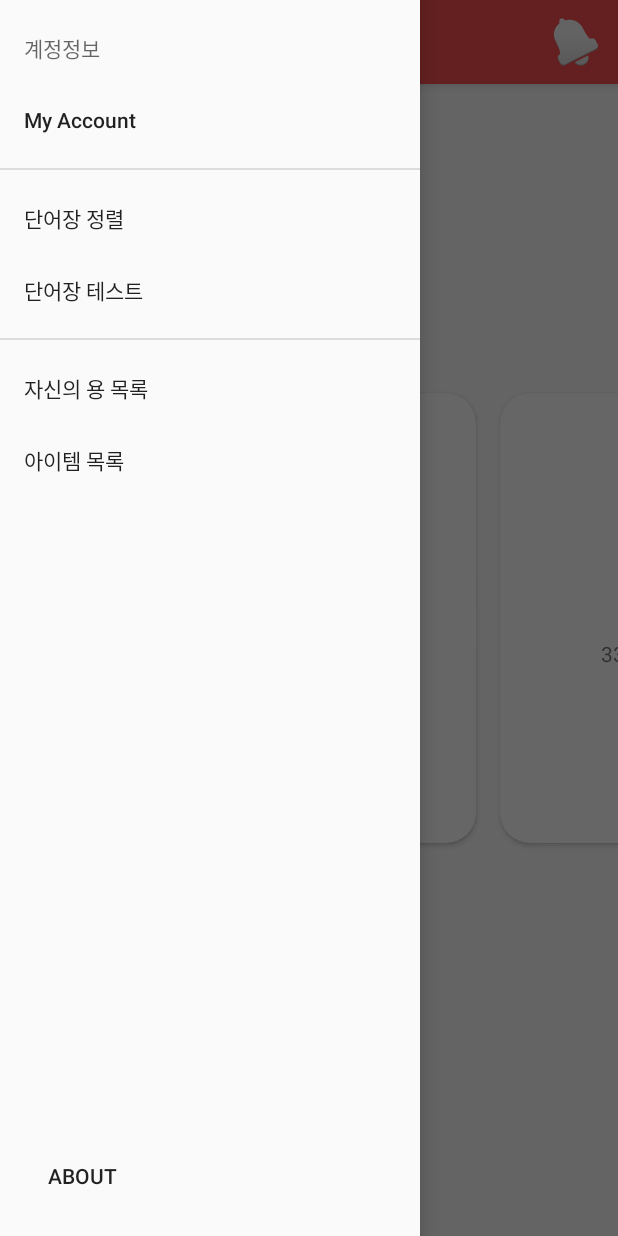
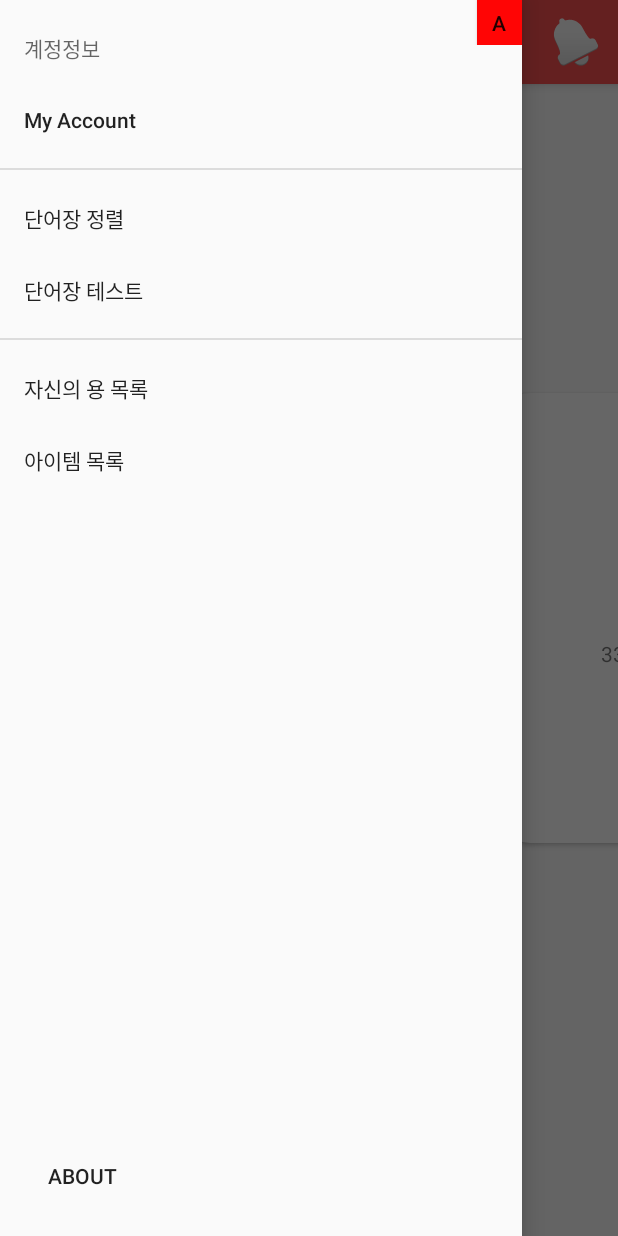
Before and after one commit to chuseok/FinalAndroid01, an Android app: the MainActivity screen opened directly, with no data from a screen before it, with the side drawer open, on a phone screen of 412 x 824 dp. Run offline under Robolectric (Android 15) with nearby library versions, the phone set to English and light mode, and no system bars.

Commit message:
navigation view setting 버튼 생성

```diff
--- a/LoginTest/app/src/main/java/com/example/logintest/LoginActivity.java
+++ b/LoginTest/app/src/main/java/com/example/logintest/LoginActivity.java
@@ -46,9 +46,9 @@ public class LoginActivity extends AppCompatActivity {
         }
 
         progressBar = findViewById(R.id.progressBar);
-        userId = findViewById(R.id.userId);
-        userPwd = findViewById(R.id.userPwd);
-        loginBtn = findViewById(R.id.loginButton);
+        userId = findViewById(R.id.activity_login_et_userId);
+        userPwd = findViewById(R.id.activity_login_et_userPwd);
+        loginBtn = findViewById(R.id.activity_login_bt_loginBtn);
         registerTextView = findViewById(R.id.registerTextView);
         progressBar.setVisibility(View.GONE);
         loginBtn.setOnClickListener(new View.OnClickListener() {
--- a/LoginTest/app/src/main/java/com/example/logintest/MainActivity.java
+++ b/LoginTest/app/src/main/java/com/example/logintest/MainActivity.java
@@ -11,6 +11,8 @@ import androidx.viewpager.widget.ViewPager;
 import android.os.Bundle;
 import android.view.Menu;
 import android.view.MenuItem;
+import android.view.View;
+import android.widget.Button;
 import android.widget.Toast;
 
 import com.example.logintest.adapter.CardViewAdapter;
@@ -36,7 +38,7 @@ public class MainActivity extends AppCompatActivity {
         super.onCreate(savedInstanceState);
         setContentView(R.layout.activity_main);
 
-        Toolbar toolbar = findViewById(R.id.toolbar);
+        Toolbar toolbar = findViewById(R.id.activity_main_toolbar);
         setSupportActionBar(toolbar);
         drawer = (DrawerLayout)findViewById(R.id.drawer_layout);
         toggle = new ActionBarDrawerToggle(this, drawer, toolbar, R.string.Open, R.string.Close);
@@ -44,7 +46,8 @@ public class MainActivity extends AppCompatActivity {
         toggle.syncState();
         //getSupportActionBar().setDisplayHomeAsUpEnabled(true);
 
-        leftNavigationView = (NavigationView)findViewById(R.id.nav_view_left);
+
+        leftNavigationView = (NavigationView)findViewById(R.id.activity_main_nav_view_left);
         leftNavigationView.setNavigationItemSelectedListener(new NavigationView.OnNavigationItemSelectedListener() {
 
             @Override
@@ -67,7 +70,8 @@ public class MainActivity extends AppCompatActivity {
             }
         });
 
-        rightNavigationView = findViewById(R.id.nav_view_right);
+
+        rightNavigationView = findViewById(R.id.activity_main_nav_view_right);
         rightNavigationView.setNavigationItemSelectedListener(new NavigationView.OnNavigationItemSelectedListener() {
             @Override
             public boolean onNavigationItemSelected(@NonNull MenuItem item) {
@@ -97,7 +101,7 @@ public class MainActivity extends AppCompatActivity {
         models.add(new Model(R.drawable.ic_launcher_background,"4444","555555555555"));
 
         adapter = new CardViewAdapter(models,this);
-        viewPager = findViewById(R.id.viewPager);
+        viewPager = findViewById(R.id.activity_main_viewPager);
         viewPager.setAdapter(adapter);
         viewPager.setPadding(130,0,130,0);
 
--- a/LoginTest/app/src/main/java/com/example/logintest/WordDetailActivity.java
+++ b/LoginTest/app/src/main/java/com/example/logintest/WordDetailActivity.java
@@ -19,7 +19,7 @@ public class WordDetailActivity extends AppCompatActivity{
         String title = intent.getExtras().getString("param");
         tx.setText(title);
 
-        Toolbar toolbar = findViewById(R.id.toolbar);
+        Toolbar toolbar = findViewById(R.id.activity_main_toolbar);
         setSupportActionBar(toolbar);
     }
 }
--- a/LoginTest/app/src/main/res/layout/activity_main.xml
+++ b/LoginTest/app/src/main/res/layout/activity_main.xml
@@ -13,13 +13,33 @@
         layout="@layout/app_bar_main"
         android:layout_width="match_parent"
         android:layout_height="match_parent" />
+
     <com.google.android.material.navigation.NavigationView
-        android:id="@+id/nav_view_left"
-        android:layout_width="wrap_content"
+        android:id="@+id/activity_main_nav_view_left"
+        android:layout_width="match_parent"
         android:layout_height="match_parent"
         android:layout_gravity="start"
         android:clipToPadding="false"
         app:menu="@menu/navigation_menu">
+
+        <LinearLayout
+            android:layout_width="match_parent"
+            android:layout_height="wrap_content"
+            android:layout_gravity="right"
+            android:orientation="horizontal">
+            <View
+                android:layout_width="0dp"
+                android:layout_height="0dp"
+                android:layout_weight="1" />
+
+            <androidx.appcompat.widget.AppCompatButton
+                android:layout_width="30dp"
+                android:layout_height="30dp"
+                android:layout_alignParentRight="true"
+                android:layout_gravity="start"
+                android:background="#FF0505"
+                android:text="a" />
+        </LinearLayout>
 
         <LinearLayout
             android:layout_width="match_parent"
@@ -37,7 +57,7 @@
 
     </com.google.android.material.navigation.NavigationView>
     <com.google.android.material.navigation.NavigationView
-        android:id="@+id/nav_view_right"
+        android:id="@+id/activity_main_nav_view_right"
         android:layout_width="wrap_content"
         android:layout_height="match_parent"
         android:layout_gravity="end"
--- a/LoginTest/app/src/main/res/layout/activity_worddetail.xml
+++ b/LoginTest/app/src/main/res/layout/activity_worddetail.xml
@@ -12,7 +12,7 @@
         android:layout_height="?attr/actionBarSize"
         android:theme="@style/AppTheme.AppBarOverlay">
         <androidx.appcompat.widget.Toolbar
-            android:id="@+id/toolbar"
+            android:id="@+id/activity_main_toolbar"
             android:layout_width="match_parent"
             android:layout_height="wrap_content"
             android:background="?attr/colorPrimary"/>
--- a/LoginTest/app/src/main/res/layout/app_bar_main.xml
+++ b/LoginTest/app/src/main/res/layout/app_bar_main.xml
@@ -13,7 +13,7 @@
         android:theme="@style/AppTheme.AppBarOverlay">
 
         <androidx.appcompat.widget.Toolbar
-            android:id="@+id/toolbar"
+            android:id="@+id/activity_main_toolbar"
             android:layout_width="match_parent"
             android:layout_height="wrap_content"
             android:background="?attr/colorPrimary"
--- a/LoginTest/app/src/main/res/layout/content_main.xml
+++ b/LoginTest/app/src/main/res/layout/content_main.xml
@@ -6,7 +6,7 @@
     android:layout_height="match_parent"
     tools:context=".MainActivity">
     <androidx.viewpager.widget.ViewPager
-        android:id="@+id/viewPager"
+        android:id="@+id/activity_main_viewPager"
         android:layout_width="match_parent"
         android:layout_height="match_parent"
         android:layout_centerInParent="true"
--- a/LoginTest/app/src/main/res/menu/navigation_menu.xml
+++ b/LoginTest/app/src/main/res/menu/navigation_menu.xml
@@ -1,9 +1,13 @@
 <?xml version="1.0" encoding="utf-8"?>
-<menu xmlns:android="http://schemas.android.com/apk/res/android">
+<menu xmlns:android="http://schemas.android.com/apk/res/android"
+    xmlns:app="http://schemas.android.com/apk/res-auto">
 
-    <item android:title="계정정보">
+    <item
+        android:title="계정정보"
+        >
         <menu>
-            <item android:title="My Account"/>
+            <item android:title="My Account"
+                />
         </menu>
     </item>
     <group android:id="@+id/word">
```
Also changed, not shown: LoginTest/app/src/main/res/layout/activity_login.xml (+8 -8 lines), LoginTest/app/src/main/res/layout/hamburger_setting.xml (added, +13 -0 lines).
